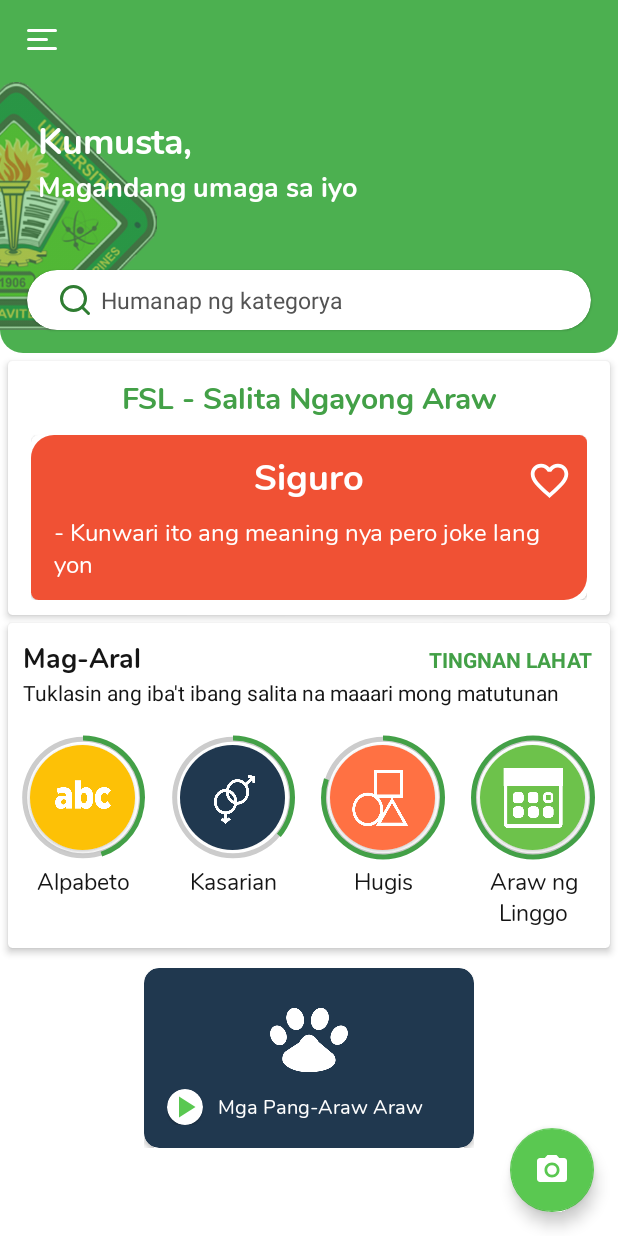
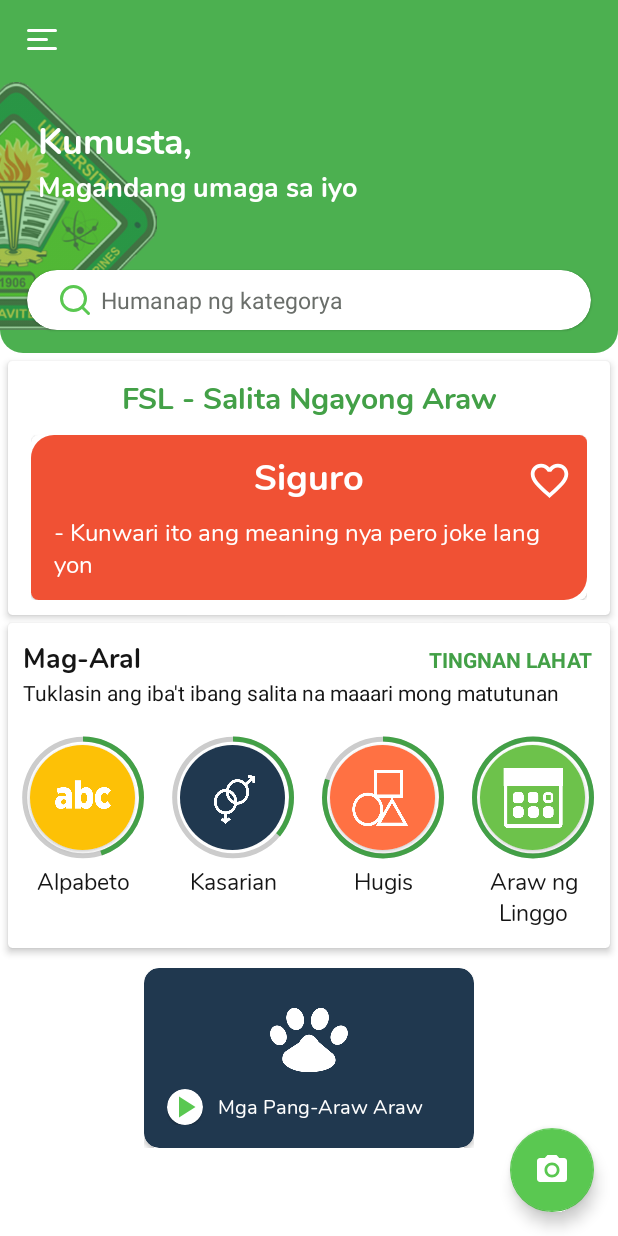
Before and after one commit to Jayveeeee24/iSpeak-Signs, an Android app: the screen it shows after launch (MainActivity), on a phone screen of 412 x 824 dp. Run offline under Robolectric (Android 15) with nearby library versions, the phone set to English and light mode, and no system bars; our stand-ins replace navigation-ui.

Commit message:
Updated as of 3/08

```diff
--- a/app/src/main/java/com/artemis/ispeaksigns/MainActivity.java
+++ b/app/src/main/java/com/artemis/ispeaksigns/MainActivity.java
@@ -1,6 +1,7 @@
 package com.artemis.ispeaksigns;
 
 import androidx.annotation.NonNull;
+import androidx.annotation.Nullable;
 import androidx.appcompat.app.AppCompatActivity;
 import androidx.appcompat.app.AppCompatDelegate;
 import androidx.appcompat.widget.SwitchCompat;
@@ -16,15 +17,13 @@ import androidx.navigation.ui.NavigationUI;
 
 import android.content.Context;
 import android.content.Intent;
-import android.content.SharedPreferences;
-import android.content.res.Configuration;
 import android.os.Bundle;
+import android.os.PersistableBundle;
 import android.view.MenuItem;
 import android.view.View;
 import android.widget.CompoundButton;
 import android.widget.EditText;
 import android.widget.ImageView;
-import android.widget.Switch;
 import android.widget.TextView;
 import android.widget.Toast;
 
@@ -32,7 +31,8 @@ import com.google.android.material.appbar.AppBarLayout;
 import com.google.android.material.appbar.CollapsingToolbarLayout;
 import com.google.android.material.floatingactionbutton.FloatingActionButton;
 import com.google.android.material.navigation.NavigationView;
-import com.google.android.material.switchmaterial.SwitchMaterial;
+
+import org.jetbrains.annotations.NotNull;
 
 
 public class MainActivity extends AppCompatActivity {
@@ -42,12 +42,16 @@ public class MainActivity extends AppCompatActivity {
     public CollapsingToolbarLayout collapseToolbar;
     private DrawerLayout drawer;
     private SwitchCompat drawerSwitch;
-    int NightMode;
-    SharedPreferences sharedPreferences;
-    SharedPreferences.Editor editor;
+    Context context;
 
     @Override
     protected void onCreate(Bundle savedInstanceState) {
+//        sharedPref = new SharedPref(this);
+//        if (sharedPref.loadNightModeState() == true){
+//            AppCompatDelegate.setDefaultNightMode(AppCompatDelegate.MODE_NIGHT_YES);
+//        }else{
+//            AppCompatDelegate.setDefaultNightMode(AppCompatDelegate.MODE_NIGHT_NO);
+//        }
 
         super.onCreate(savedInstanceState);
         setContentView(R.layout.activity_main);
@@ -83,7 +87,8 @@ public class MainActivity extends AppCompatActivity {
                 R.id.nav_favorites,
                 R.id.act_recognize,
                 R.id.nav_cvsu,
-                R.id.nav_mini_game)
+                R.id.nav_mini_game,
+                R.id.nav_about)
                 .setOpenableLayout(drawer)
                 .build();
         NavController navController = Navigation.findNavController(this, R.id.nav_host_fragment_content_main);
@@ -91,14 +96,30 @@ public class MainActivity extends AppCompatActivity {
         NavigationUI.setupWithNavController(navigationView, navController);
 
         drawerSwitch = (SwitchCompat) navigationView.getMenu().findItem(R.id.darkmode).getActionView();
+//        if (sharedPref.loadNightModeState() == true)
+//        {
+//            drawerSwitch.setChecked(true);
+//        }
         drawerSwitch.setOnCheckedChangeListener(new CompoundButton.OnCheckedChangeListener() {
             @Override
             public void onCheckedChanged(CompoundButton buttonView, boolean isChecked) {
                 if (isChecked) {
                     AppCompatDelegate.setDefaultNightMode(AppCompatDelegate.MODE_NIGHT_YES);
+//                    sharedPref.setNightModeState(true);
+//                    restartApp();
                 } else {
                     AppCompatDelegate.setDefaultNightMode(AppCompatDelegate.MODE_NIGHT_NO);
+//                    sharedPref.setNightModeState(false);
+//                    restartApp();
                 }
+            }
+        });
+
+        MenuItem language = navigationView.getMenu().findItem(R.id.language);
+        language.setOnMenuItemClickListener(new MenuItem.OnMenuItemClickListener() {
+            @Override
+            public boolean onMenuItemClick(MenuItem menuItem) {
+                return true;
             }
         });
 
@@ -139,11 +160,9 @@ public class MainActivity extends AppCompatActivity {
                         drawer.openDrawer(GravityCompat.START);
                     }
                 });
-            }
-            else if (navDestination.getId() == R.id.nav_fsl_wotd) {
+            } else if (navDestination.getId() == R.id.nav_fsl_wotd) {
                 setExpandedEnabled(false);
-            }
-            else if (navDestination.getId() == R.id.nav_learn) {
+            } else if (navDestination.getId() == R.id.nav_learn) {
                 txtHomeGreeting1.setText(getResources().getString(R.string.learn_greeting1_label));
                 txtHomeGreeting1.setTextSize(18);
                 txtHomeGreeting2.setText("");
@@ -152,28 +171,30 @@ public class MainActivity extends AppCompatActivity {
                 toolbarImage1.setVisibility(View.INVISIBLE);
 
                 setExpandedEnabled(true);
-            }
-            else if (navDestination.getId() == R.id.nav_favorites) {
+            } else if (navDestination.getId() == R.id.nav_favorites) {
                 toolbarImage1.setVisibility(View.INVISIBLE);
                 editSearch.setVisibility(View.INVISIBLE);
                 editSearchParent.setVisibility(View.INVISIBLE);
 
                 setExpandedEnabled(true);
-            }
-            else if (navDestination.getId() == R.id.learn_category_word){
+            } else if (navDestination.getId() == R.id.learn_category_word) {
                 setExpandedEnabled(false);
-            }
-            else if (navDestination.getId() == R.id.learn_category_video){
+            } else if (navDestination.getId() == R.id.learn_category_video) {
                 setExpandedEnabled(false);
-            }
-            else if (navDestination.getId() == R.id.nav_cvsu){
+            } else if (navDestination.getId() == R.id.nav_cvsu) {
                 setExpandedEnabled(false);
-            }
-            else if (navDestination.getId() == R.id.nav_mini_game){
+            } else if (navDestination.getId() == R.id.nav_mini_game) {
                 setExpandedEnabled(false);
+            } else if (navDestination.getId() == R.id.nav_about) {
+                setExpandedEnabled(true);
+                editSearch.setVisibility(View.INVISIBLE);
+                editSearchParent.setVisibility(View.INVISIBLE);
+                toolbarImage1.setVisibility(View.INVISIBLE);
             }
         });
+
     }
+
 
     public void restartApp()
     {
--- a/app/src/main/res/drawable/circular_progress_bar.xml
+++ b/app/src/main/res/drawable/circular_progress_bar.xml
@@ -3,7 +3,7 @@
     android:fromDegrees="270"
     android:toDegrees="270">
     <shape
-        android:innerRadius="38dp"
+        android:innerRadius="37.5dp"
         android:shape="ring"
         android:thickness="3dp"
         android:useLevel="true"><!-- this line fixes the issue for lollipop api 21 -->
--- a/app/src/main/res/layout/activity_main.xml
+++ b/app/src/main/res/layout/activity_main.xml
@@ -21,6 +21,6 @@
         android:layout_gravity="start"
         android:fitsSystemWindows="true"
         app:menu="@menu/activity_main_drawer"
-        app:headerLayout="@layout/nav_header_main"/>
+        app:headerLayout="@layout/nav_header_main" />
 
 </androidx.drawerlayout.widget.DrawerLayout>
--- a/app/src/main/res/layout/app_bar_main.xml
+++ b/app/src/main/res/layout/app_bar_main.xml
@@ -98,7 +98,7 @@
                         android:layout_marginEnd="10dp"
                         android:layout_marginBottom="15dp"
                         android:background="@null"
-                        android:drawableTint="@color/colorPrimaryVariant"
+                        android:drawableTint="@color/colorSecondary"
                         android:drawableStart="@drawable/ic_search"
                         android:drawablePadding="5dp"
                         android:hint="@string/edit_text_hint"
@@ -106,9 +106,8 @@
                         android:inputType="text"
                         android:paddingStart="10dp"
                         android:paddingEnd="10dp"
+                        android:textColorHint="#6A6E6A"
                         android:singleLine="true"
-                        android:textColorHint="#535353"
-                        android:textColor="#535353"
                         android:textSize="15sp"/>
 
                 </com.google.android.material.card.MaterialCardView>
--- a/app/src/main/res/layout/fragment_learn_word_list.xml
+++ b/app/src/main/res/layout/fragment_learn_word_list.xml
@@ -54,7 +54,6 @@
                         android:layout_marginTop="10dp"
                         android:layout_toEndOf="@+id/categoryImageCard"
                         android:text="Simulan nang matuto!"
-                        android:textColor="@color/black"
                         android:textSize="15sp"
                         android:textStyle="bold" />
 
@@ -65,8 +64,7 @@
                         android:layout_below="@id/txtProgressCardLabel"
                         android:layout_marginTop="10dp"
                         android:layout_toEndOf="@id/categoryImageCard"
-                        android:text="Salitang natuklasan"
-                        android:textColor="@color/gray" />
+                        android:text="Salitang natuklasan" />
 
                     <TextView
                         android:id="@+id/txtProgressPercent"
--- a/app/src/main/res/layout/home_category_item.xml
+++ b/app/src/main/res/layout/home_category_item.xml
@@ -51,6 +51,8 @@
                 android:background="@drawable/circle_shape"
                 android:padding="1dp"
                 android:progress="30"
+                android:progressBackgroundTint="@color/white_bg"
+                android:progressTint="@color/colorPrimary"
                 android:progressDrawable="@drawable/circular_progress_bar" />
         </RelativeLayout>
 
--- a/app/src/main/res/menu/activity_main_drawer.xml
+++ b/app/src/main/res/menu/activity_main_drawer.xml
@@ -53,7 +53,7 @@
 
         <menu>
 
-            <group android:checkableBehavior="single">
+            <group>
 
                 <item
                     android:id="@+id/darkmode"
@@ -64,7 +64,7 @@
                 <item
                     android:id="@+id/language"
                     android:icon="@drawable/ic_menu_language"
-                    android:title="@string/menu_language_label"/>
+                    android:title="@string/menu_language_label" />
 
             </group>
 
--- a/app/src/main/res/navigation/mobile_navigation.xml
+++ b/app/src/main/res/navigation/mobile_navigation.xml
@@ -65,7 +65,10 @@
         android:name="com.artemis.ispeaksigns.main_fragments.nav_mini_game"
         android:label="@string/menu_mini_game"
         tools:layout="@layout/fragment_mini_game" />
-
-    <!--TODO create fragments for about, profile-->
+    <fragment
+        android:id="@+id/nav_about"
+        android:name="com.artemis.ispeaksigns.main_fragments.nav_about"
+        android:label="@string/menu_about"
+        tools:layout="@layout/fragment_about" />
 
 </navigation>
--- a/app/src/main/res/values-night/themes.xml
+++ b/app/src/main/res/values-night/themes.xml
@@ -10,6 +10,7 @@
         <item name="colorSecondaryVariant">@color/colorSecondaryVariant</item>
         <item name="colorOnSecondary">@color/black</item>
         <item name="android:textColor">@color/white_bg</item>
+
         <!-- Status bar color. -->
         <item name="android:statusBarColor" tools:targetApi="l">?attr/colorPrimaryVariant</item>
         <!-- Customize your theme here. -->
--- a/app/src/main/res/values/strings.xml
+++ b/app/src/main/res/values/strings.xml
@@ -1,6 +1,8 @@
 <resources>
     <string name="app_name">iSpeak Signs</string>
     <string name="nav_header_subtitle">Gender and Development Unit</string>
+    <string name="selected_language">Filipino</string>/
+
 
     <!--    strings for menus/fragments-->
     <string name="menu_home">Home</string>
@@ -8,13 +10,14 @@
     <string name="menu_learn">Mag-Aral</string>
     <string name="menu_fsl_wotd">FSL - Salita Ngayong Araw</string>
     <string name="menu_favorites">Mga Paborito</string>
-    <string name="act_recognize">Rekognisyon</string>
+    <string name="act_recognize">FSL Rekognisyon</string>
     <string name="menu_cvsu">CvSU - Misyon at Bisyon</string>
     <string name="menu_mini_game">Laro</string>
     <string name="menu_setting_label">Mga Settings</string>
     <string name="menu_darkmode_label">Dark Mode</string>
-    <string name="menu_language_label">Lenguwahe</string>
-    <string name="menu_about">Tungkol</string>
+    <string name="menu_language_label">Wika</string>
+    <string name="menu_about">Tungkol sa App</string>
+
 
     <!--Title setters-->
     <string name="fsl_label">Salita Ngayong Araw</string>
--- a/app/src/main/res/values/themes.xml
+++ b/app/src/main/res/values/themes.xml
@@ -10,6 +10,9 @@
         <item name="colorSecondaryVariant">@color/colorSecondaryVariant</item>
         <item name="colorOnSecondary">@color/black_bg</item>
         <item name="android:textColor">@color/black</item>
+        <item name="editTextColor">@color/black</item>
+        <item name="android:editTextColor">@color/black</item>
+        <item name="android:textColorHint">@color/black</item>
         <!-- Status bar color. -->
         <item name="android:statusBarColor" tools:targetApi="l">?attr/colorPrimaryVariant</item>
         <!-- Customize your theme here. -->
```
Also changed, not shown: app/src/main/java/com/artemis/ispeaksigns/main_fragments/nav_about.java (added, +22 -0 lines), app/src/main/res/layout/fragment_about.xml (added, +8 -0 lines), app/src/main/res/drawable/ic_menu_cvsu_logo.png.
